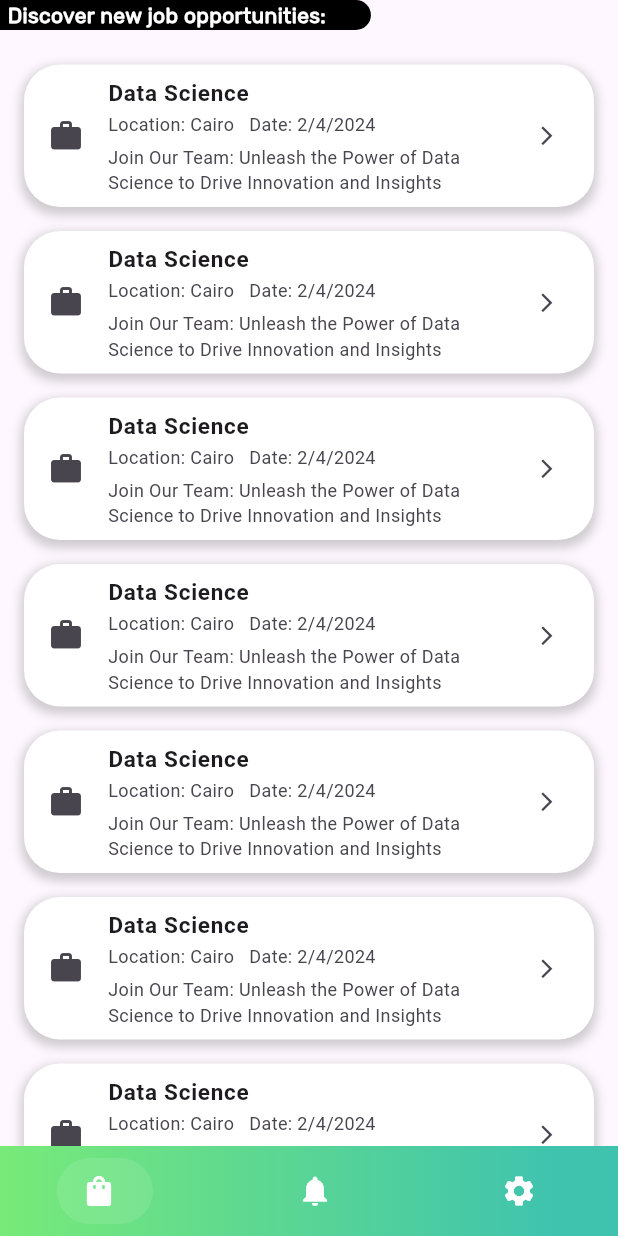
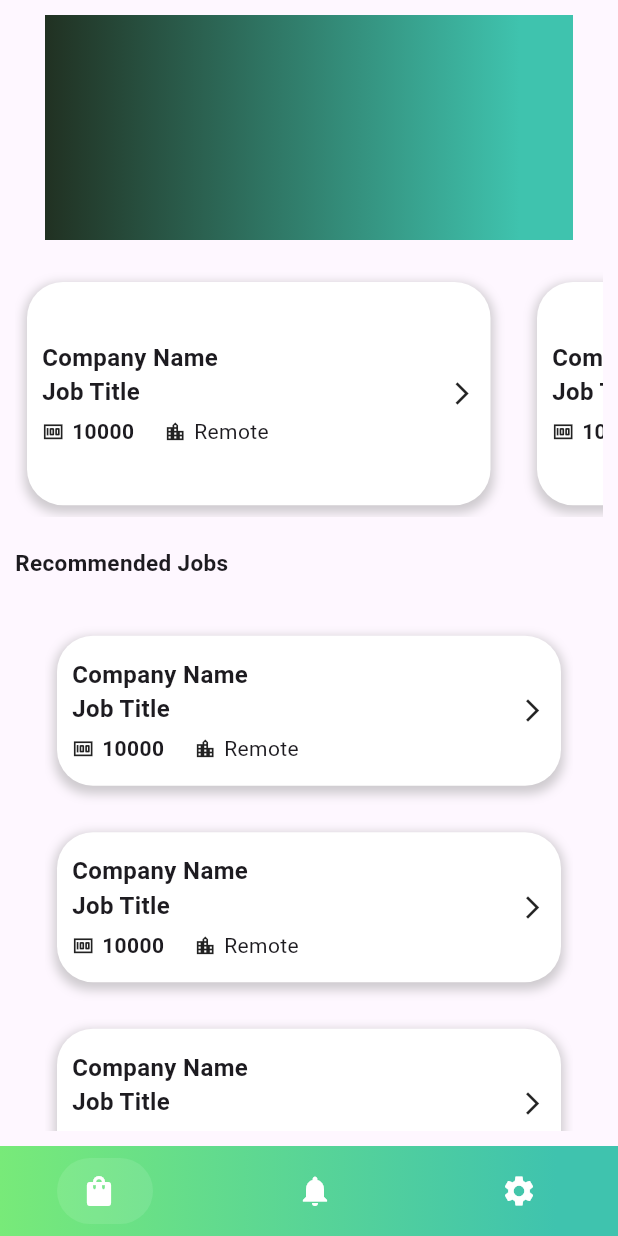
Before and after one commit to MostafaAtef7/CV2CAREER-app, a Flutter app: the BottomBar screen opened by its route, on a phone screen of 412 x 824 dp. Run offline on Flutter 3.47's test engine with Material 3 defaults, Android fonts, the phone set to English and light mode, and no system bars; drawn by our look-alikes of salomon_bottom_bar; our stand-ins replace bloc, file_picker, firebase_auth, firebase_core, flutter_bloc, go_router and 7 more; accounts and stored records are empty.

Commit message:
create home_view (not complete)

```diff
--- a/lib/core/widgets/bottom_bar.dart
+++ b/lib/core/widgets/bottom_bar.dart
@@ -5,15 +5,17 @@ import 'package:gp_app/features/uploadCV/presentation/view/uploadcv_view.dart';
 import 'package:salomon_bottom_bar/salomon_bottom_bar.dart';
 
 class BottomBar extends StatefulWidget {
+  const BottomBar({super.key});
+
   @override
   State<BottomBar> createState() => _BottomBarState();
 }
 
 class _BottomBarState extends State<BottomBar> {
-  List<Widget> Screens = [
-    HomeViewBody(),
+  List<Widget> screens = [
+    const HomeViewBody(),
     uploadcv_View(), //change in future
-    Setting(),
+    const Setting(),
   ];
 
   var _currentIndex = 0;
@@ -21,10 +23,10 @@ class _BottomBarState extends State<BottomBar> {
   @override
   Widget build(BuildContext context) {
     return Scaffold(
-      body: Screens[_currentIndex],
+      body: screens[_currentIndex],
       bottomNavigationBar: Container(
-        padding: EdgeInsets.only(left: 30, right: 30),
-        decoration: BoxDecoration(
+        padding: const EdgeInsets.only(left: 30, right: 30),
+        decoration: const BoxDecoration(
           gradient: LinearGradient(
             colors: [Color(0xFF78EA79), Color(0xFF3FC3AE)],
             begin: Alignment.topLeft,
@@ -39,18 +41,18 @@ class _BottomBarState extends State<BottomBar> {
           onTap: (i) => setState(() => _currentIndex = i),
           items: [
             SalomonBottomBarItem(
-              icon: Icon(Icons.shopping_bag),
-              title: Text(''),
+              icon: const Icon(Icons.shopping_bag),
+              title: const Text(''),
               selectedColor: Colors.white,
             ),
             SalomonBottomBarItem(
-              icon: Icon(Icons.notifications),
-              title: Text(""),
+              icon: const Icon(Icons.notifications),
+              title: const Text(""),
               selectedColor: Colors.white,
             ),
             SalomonBottomBarItem(
-              icon: Icon(Icons.settings),
-              title: Text(""),
+              icon: const Icon(Icons.settings),
+              title: const Text(""),
               selectedColor: Colors.white,
             ),
           ],
--- a/lib/features/home/presentation/view/functions/bottom_bar_select_page.dart
+++ /dev/null
@@ -1,18 +0,0 @@
- import 'package:flutter/material.dart';
-import 'package:gp_app/features/home/presentation/view/widgets/home_view_body.dart';
-
-Widget selectPageFromBottomBar({index = 1}) {
-    Widget widget;
-
-    switch (index) {
-      case 0:
-        widget = const Placeholder();
-        break;
-      case 1:
-        widget = const HomeViewBody();
-        break;
-      default:
-        widget = const Placeholder();
-    }
-    return widget;
-  }
--- /dev/null
+++ b/lib/features/home/presentation/view/widgets/general_job_list.dart
@@ -0,0 +1,27 @@
+import 'package:flutter/material.dart';
+
+import 'job_container.dart';
+
+class GeneralJobList extends StatelessWidget {
+  const GeneralJobList({super.key});
+
+  @override
+  Widget build(BuildContext context) {
+    return SizedBox(
+      height: MediaQuery.of(context).size.height * 0.20,
+      child: ListView.separated(
+        itemCount: 10,
+        separatorBuilder: (ctx, index) => const SizedBox(
+          width: 15,
+        ),
+        scrollDirection: Axis.horizontal,
+        itemBuilder: (ctx, index) {
+          return GestureDetector(
+            onTap: () {},
+            child: const JobContainer(),
+          );
+        },
+      ),
+    );
+  }
+}
--- a/lib/features/home/presentation/view/widgets/home_view_body.dart
+++ b/lib/features/home/presentation/view/widgets/home_view_body.dart
@@ -1,6 +1,6 @@
 import 'package:flutter/material.dart';
-
-import 'job_container.dart';
+import 'general_job_list.dart';
+import 'recommended_job_list.dart';
 
 class HomeViewBody extends StatefulWidget {
   const HomeViewBody({super.key});
@@ -12,41 +12,59 @@ class HomeViewBody extends StatefulWidget {
 class _HomeViewBodyState extends State<HomeViewBody> {
   @override
   Widget build(BuildContext context) {
-    return SingleChildScrollView(
-      child: Column(
-        crossAxisAlignment: CrossAxisAlignment.start,
-        children: [
-          Container(
-            padding: const EdgeInsets.only(left: 5, right: 30),
+    return Padding(
+      padding: const EdgeInsets.symmetric(horizontal: 10),
+      child: CustomScrollView(
+        slivers: [
+          SliverToBoxAdapter(
+            child:
+                Column(crossAxisAlignment: CrossAxisAlignment.start, children: [
+              Padding(
+                padding:
+                    const EdgeInsets.symmetric(vertical: 10.0, horizontal: 20),
+                child: Container(
+                  height: 150,
+                  width: MediaQuery.of(context).size.width,
+                  padding: const EdgeInsets.only(left: 30, right: 30),
                   decoration: const BoxDecoration(
-              color: Colors.black,
-              borderRadius: BorderRadius.only(
-                  topRight: Radius.circular(24),
-                  bottomRight: Radius.circular(24)),
+                    gradient: LinearGradient(
+                      colors: [
+                        Color.fromARGB(255, 33, 49, 34),
+                        Color(0xFF3FC3AE)
+                      ],
+                      begin: Alignment.topLeft,
+                      end: Alignment.topRight,
+                      stops: [0.0, 0.9],
                     ),
-            child: const Text(
-              "Discover new job opportunities:",
-              style: TextStyle(
-                fontFamily: "Rubik",
-                fontWeight: FontWeight.bold,
-                color: Colors.white,
                   ),
                 ),
               ),
               const SizedBox(
-            height: 7,
+                height: 10,
               ),
-          Padding(
-            padding: const EdgeInsets.all(8.0),
-            child: ListView.builder(
-              shrinkWrap: true,
-              physics: const NeverScrollableScrollPhysics(),
-              itemBuilder: (ctx, index) {
-                return const JobContainer();
-              },
-              itemCount: 10,
+              const GeneralJobList(),
+              const SizedBox(
+                height: 20,
+              ),
+              const Text(
+                "Recommended Jobs",
+                style: TextStyle(
+                  fontSize: 15,
+                  fontWeight: FontWeight.bold,
                 ),
               ),
+              const SizedBox(
+                height: 20,
+              ),
+            ]),
+          ),
+          // SliverFillRemaining => make ListView built the remaining space in the screen not all items at once
+          const SliverFillRemaining(
+            child: Padding(
+              padding: EdgeInsets.symmetric(vertical: 10.0, horizontal: 20),
+              child: RecommendedJobList(),
+            ),
+          )
         ],
       ),
     );
--- a/lib/features/home/presentation/view/widgets/job_container.dart
+++ b/lib/features/home/presentation/view/widgets/job_container.dart
@@ -1,6 +1,4 @@
 import 'package:flutter/material.dart';
-import 'package:go_router/go_router.dart';
-import 'package:gp_app/core/utils/classes/app_routers.dart';
 
 class JobContainer extends StatelessWidget {
   const JobContainer({super.key});
@@ -9,7 +7,12 @@ class JobContainer extends StatelessWidget {
   Widget build(BuildContext context) {
     return Padding(
       padding: const EdgeInsets.all(8.0),
+      child: GestureDetector(
+        onTap: () {},
         child: Container(
+          padding: const EdgeInsets.symmetric(horizontal: 10, vertical: 10),
+          height: 100,
+          width: MediaQuery.of(context).size.width * 0.75,
           decoration: BoxDecoration(
               color: Colors.white,
               borderRadius: BorderRadius.circular(24),
@@ -21,51 +24,94 @@ class JobContainer extends StatelessWidget {
                   offset: const Offset(0, 3),
                 )
               ]),
-        child: ListTile(
-          leading: const Icon(Icons.work),
-          trailing: const Icon(
-            Icons.arrow_forward_ios,
-            size: 15,
+          child: const Row(
+            children: [
+              Expanded(
+                child: Column(
+                  crossAxisAlignment: CrossAxisAlignment.start,
+                  mainAxisAlignment: MainAxisAlignment.center,
+                  children: [
+                    Text(
+                      "Company Name",
+                      style: TextStyle(
+                        fontSize: 16,
+                        fontWeight: FontWeight.bold,
                       ),
-          title: const Text(
-            "Data Science",
-            style: TextStyle(fontSize: 15, fontWeight: FontWeight.bold),
+                      maxLines: 1,
+                      overflow: TextOverflow.ellipsis,
                     ),
-          subtitle: const Column(
+
+                    Text(
+                      "Job Title",
+                      style: TextStyle(
+                        fontSize: 16,
+                        fontWeight: FontWeight.bold,
+                      ),
+                      maxLines: 1,
+                      overflow: TextOverflow.ellipsis,
+                    ),
+                    SizedBox(
+                      height: 5,
+                    ),
+                    Row(
                       children: [
                         Row(
                           children: [
-                  Text(
-                    "Location: Cairo",
-                    style: TextStyle(
-                      fontSize: 12,
-                    ),
+                            Icon(
+                              Icons.money,
+                              size: 15,
                             ),
                             SizedBox(
-                    width: 10,
+                              width: 5,
                             ),
                             Text(
-                    "Date: 2/4/2024",
+                              "10000",
                               style: TextStyle(
-                      fontSize: 12,
+                                fontSize: 14,
+                                fontWeight: FontWeight.bold,
                               ),
                             ),
                           ],
                         ),
                         SizedBox(
-                height: 5,
+                          width: 20,
+                        ),
+                        Row(
+                          children: [
+                            Icon(
+                              Icons.location_city,
+                              size: 15,
+                            ),
+                            SizedBox(
+                              width: 5,
                             ),
                             Text(
-                "Join Our Team: Unleash the Power of Data Science to Drive Innovation and Insights",
+                              "Remote",
                               style: TextStyle(
-                  fontSize: 12,
+                                fontSize: 14,
                               ),
                             ),
                           ],
                         ),
-          onTap: () {
-            GoRouter.of(context).push(AppRouter.jobViewDetails);
-          },
+                      ],
+                    ),
+                    // Text(
+                    //   product.description!,
+                    //   style: TextStyle(
+                    //     fontSize: 14.sp,
+                    //   ),
+                    //   maxLines: 2,
+                    //   overflow: TextOverflow.ellipsis,
+                    // ),
+                  ],
+                ),
+              ),
+              Icon(
+                Icons.arrow_forward_ios,
+                size: 18,
+              ),
+            ],
+          ),
         ),
       ),
     );
--- /dev/null
+++ b/lib/features/home/presentation/view/widgets/recommended_job_list.dart
@@ -0,0 +1,23 @@
+import 'package:flutter/material.dart';
+import 'package:gp_app/features/home/presentation/view/widgets/job_container.dart';
+
+class RecommendedJobList extends StatelessWidget {
+  const RecommendedJobList({super.key});
+
+  @override
+  Widget build(BuildContext context) {
+    return ListView.separated(
+              physics: const NeverScrollableScrollPhysics(),
+              itemCount: 10,
+              separatorBuilder: (ctx, index) => const SizedBox(
+                    height: 15,
+                  ),
+              itemBuilder: (ctx, index) {
+                return GestureDetector(
+                    onTap: () {
+
+                    },
+                    child: const JobContainer());
+              });
+        }
+        }
```
Also changed, not shown: pubspec.lock. Lines whose indentation alone changed are shown as unchanged.
